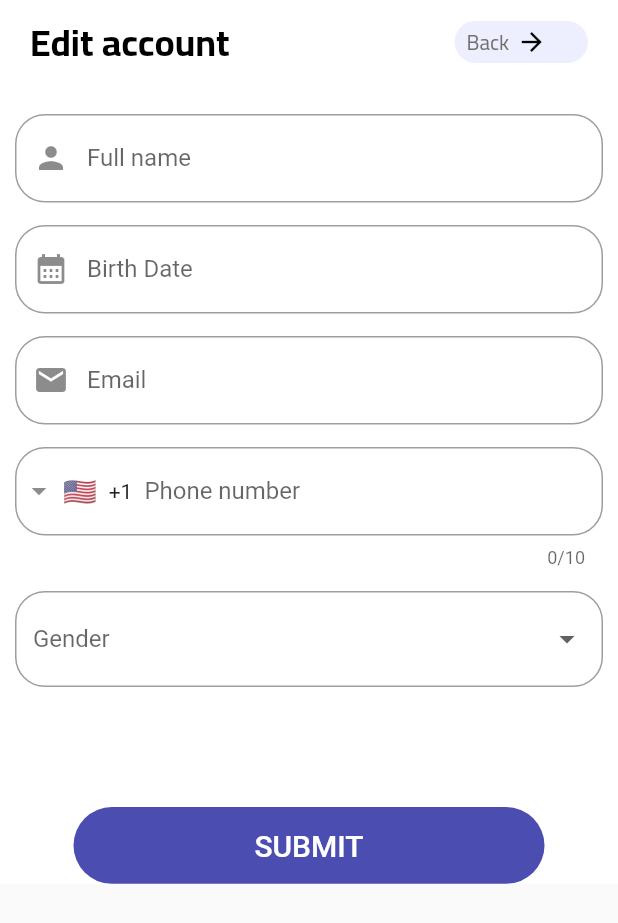
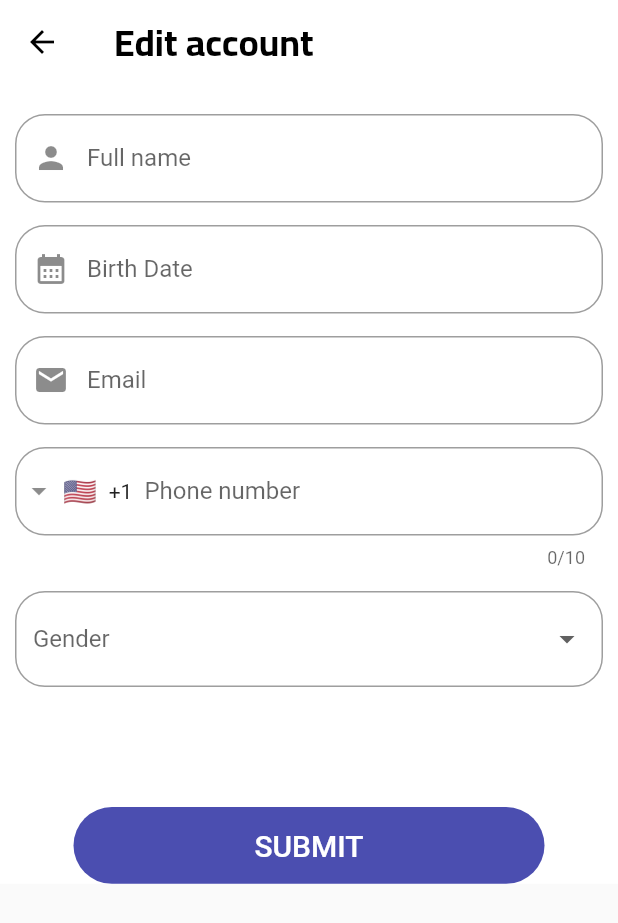
Before and after one commit to Tarekelsayed44/Graduation_project, a Flutter app: the EditAccount screen opened directly, on a phone screen of 412 x 824 dp. Shown: the top 923 px of the screen. Run offline on Flutter 3.47's test engine with Material 2 defaults, Android fonts, the light colour scheme and no system bars; drawn by our look-alikes of intl_phone_field; our stand-ins replace easy_localization, flutter_phoenix, get_it, google_maps_flutter, hexcolor, rounded_loading_button and 1 more; accounts and stored records are empty.

Commit message:
back button navigation

```diff
--- a/lib/screens/forget_password/forget_pass.dart
+++ b/lib/screens/forget_password/forget_pass.dart
@@ -21,10 +21,10 @@ class _ForgetPassState extends State<ForgetPass> {
     return Scaffold(
       appBar: AppBar(
         backgroundColor: Colors.white,
+        leading: IconButton( onPressed: () { Navigator.pop(context) ;}, icon: Icon(Icons.arrow_back,color: Colors.black),),
         elevation: 0,
         title: Row(
           children: [
-            backButton(),
             Spacer(),
             Text(
               AppStrings.forgetPassword.tr(),
--- a/lib/screens/login_screen/login_screen.dart
+++ b/lib/screens/login_screen/login_screen.dart
@@ -27,12 +27,11 @@ class _loginScreenState extends State<loginScreen> {
   Widget build(BuildContext context) {
     return Scaffold(
       appBar: AppBar(
-        automaticallyImplyLeading: false,
+        leading: IconButton( onPressed: () { Navigator.pop(context) ;}, icon: Icon(Icons.arrow_back,color: Colors.black),),
         elevation: 0,
         backgroundColor: Colors.white,
         title: Row(
           children: [
-            backButton(),
             Spacer(),
             Text(
               AppStrings.login.tr(),
--- a/lib/screens/reset_password/resetPassword.dart
+++ b/lib/screens/reset_password/resetPassword.dart
@@ -23,12 +23,11 @@ class _ResetPassState extends State<ResetPass> {
   Widget build(BuildContext context) {
     return Scaffold(
       appBar: AppBar(
-        automaticallyImplyLeading: false,
+        leading: IconButton( onPressed: () { Navigator.pop(context) ;}, icon: Icon(Icons.arrow_back,color: Colors.black),),
         backgroundColor: Colors.white,
         elevation: 0,
         title: Row(
           children: [
-            backButton(),
             Spacer(),
             Text(
               AppStrings.resetPassword.tr(),
--- a/lib/screens/reset_password/verification_otp.dart
+++ b/lib/screens/reset_password/verification_otp.dart
@@ -19,13 +19,12 @@ class _verificationOtpState extends State<verificationOtp> {
   Widget build(BuildContext context) {
     return Scaffold(
       appBar: AppBar(
-        automaticallyImplyLeading: false,
+        leading: IconButton( onPressed: () { Navigator.pop(context) ;}, icon: Icon(Icons.arrow_back,color: Colors.black),),
         elevation: 0,
         backgroundColor: Colors.white,
         titleSpacing: 20,
         title: Row(
           children: [
-            backButton(),
             Spacer(),
             Text(
               AppStrings.forgetPassword.tr(),
--- a/lib/screens/settings/edit_account.dart
+++ b/lib/screens/settings/edit_account.dart
@@ -22,16 +22,13 @@ class _EditAccountState extends State<EditAccount> {
   Widget build(BuildContext context) {
     return Scaffold(
       appBar: AppBar(
-        automaticallyImplyLeading: false,
+        leading: IconButton( onPressed: () { Navigator.pop(context) ;}, icon: Icon(Icons.arrow_back,color: Colors.black),),
         elevation: 0,
         titleSpacing: 20,
         title: Row(
           children: [
             Text(AppStrings.editAccount.tr(),style: getBoldStyle(color: Colors.black,fontSize: 25),),
             Spacer(),
-            backButton(
-              function: () {},
-            )
           ],
         ),
         backgroundColor: Colors.white,
--- a/lib/screens/settings/settings.dart
+++ b/lib/screens/settings/settings.dart
@@ -19,11 +19,13 @@ class _settingsState extends State<settings> {
   Widget build(BuildContext context) {
     return Scaffold(
       appBar: AppBar(
+        leading: IconButton( onPressed: () { Navigator.pop(context) ;}, icon: Icon(Icons.arrow_back,color: Colors.black),),
         title:  Row(
           mainAxisAlignment: MainAxisAlignment.spaceBetween,
           children: [
             Text(AppStrings.account.tr()),
             Icon(Icons.keyboard_control),
+
           ],
         ),
 
--- a/lib/screens/sign_up/sign_up0.dart
+++ b/lib/screens/sign_up/sign_up0.dart
@@ -29,13 +29,13 @@ class _SignUp0State extends State<SignUp0> {
   Widget build(BuildContext context) {
     return Scaffold(
         appBar: AppBar(
+          leading: IconButton( onPressed: () { Navigator.pop(context) ;}, icon: Icon(Icons.arrow_back,color: Colors.black),),
 
-          automaticallyImplyLeading:false,
           elevation: 0,
           backgroundColor: Colors.white,
           title: Row(
             children: [
-              backButton(),
+
               Spacer(),
               Text(
                 AppStrings.login.tr().toUpperCase(),
--- a/lib/screens/sign_up/sign_up1.dart
+++ b/lib/screens/sign_up/sign_up1.dart
@@ -27,11 +27,11 @@ class _Register_formState extends State<Register_form> {
   Widget build(BuildContext context) {
     return Scaffold(
       appBar: AppBar(
-        automaticallyImplyLeading: false,
+        leading: IconButton( onPressed: () { Navigator.pop(context) ;}, icon: Icon(Icons.arrow_back,color: Colors.black),),
         elevation: 0,
         title: Row(
           children: [
-            backButton(),
+
             Spacer(),
             Text(AppStrings.fillForm.tr(),style: getBoldStyle(color: Colors.black),),
 
--- a/lib/screens/sign_up/sign_up2.dart
+++ b/lib/screens/sign_up/sign_up2.dart
@@ -27,13 +27,12 @@ class _CreateAccountState extends State<CreateAccount> {
   Widget build(BuildContext context) {
     return Scaffold(
       appBar: AppBar(
-        automaticallyImplyLeading: false,
+        leading: IconButton( onPressed: () { Navigator.pop(context) ;}, icon: Icon(Icons.arrow_back,color: Colors.black),),
         elevation: 0,
         backgroundColor: Colors.white,
         titleSpacing: 20,
         title: Row(
           children: [
-            backButton(),
             Spacer(),
             Text(
               AppStrings.createAcoount.tr(),
--- a/lib/shared/components/component.dart
+++ b/lib/shared/components/component.dart
@@ -72,10 +72,10 @@ Widget defaultFormField({
 //-----------------------------------------------------------------------------------------------
 Widget backButton({
    Function ?function,
-}) {
-  return GestureDetector(
+})=>
+   GestureDetector(
     onTap: (){
-      Navigator.pushReplacement;
+     Navigator.pop;
     },
     child: Container(
       width: 89,
@@ -88,6 +88,14 @@ Widget backButton({
         padding: const EdgeInsets.only(left: 8, right: 15),
         child: Row(
           children: [
+            Icon(
+              Icons.arrow_back,
+              size: 20,
+              color: Colors.black,
+            ),
+            SizedBox(
+              width: 5,
+            ),
             Text(
               AppStrings.back.tr(),
               style: TextStyle(
@@ -97,17 +105,10 @@ Widget backButton({
                 fontFamily: "Cairo",
               ),
             ),
-            SizedBox(
-              width: 5,
-            ),
-            Icon(
-              Icons.arrow_forward,
-              size: 20,
-              color: Colors.black,
-            )
+
+
           ],
         ),
       ),
     ),
   );
-}
```
Also changed, not shown: lib/app/app.dart (+2 -19 lines), pubspec.lock.
